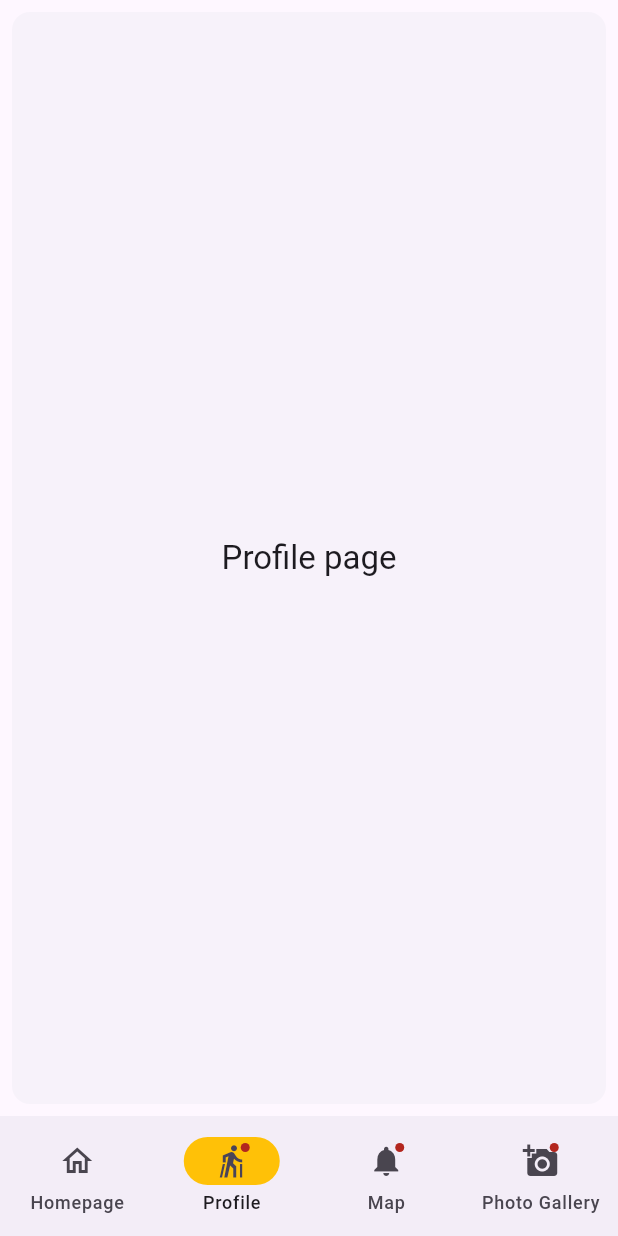
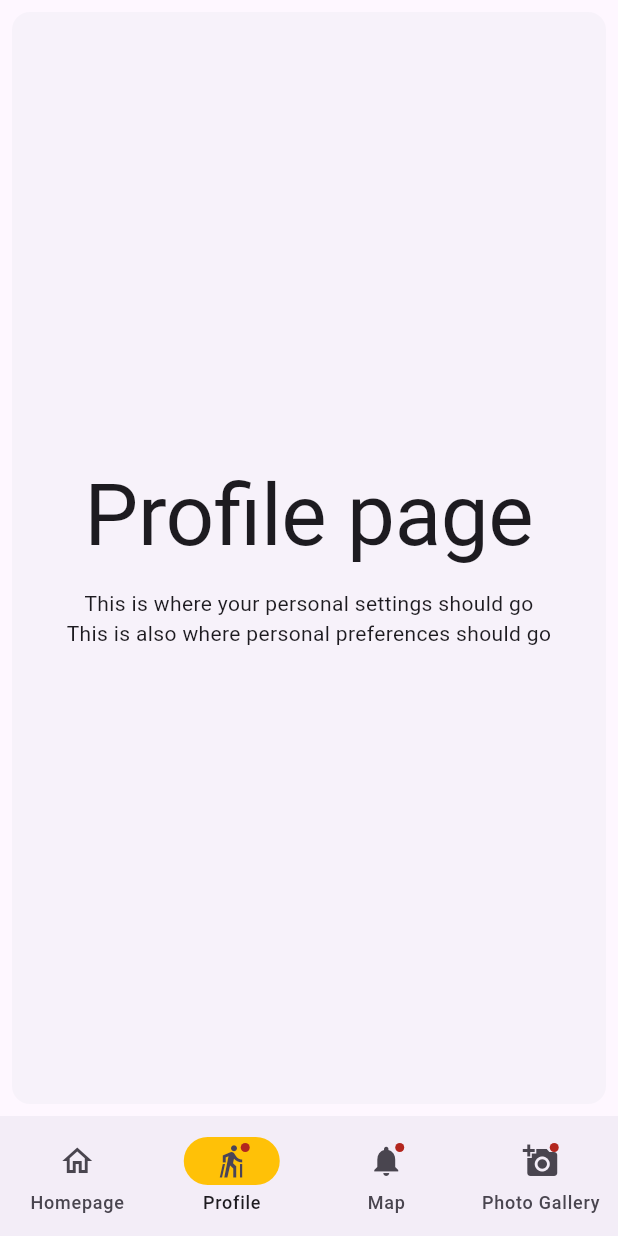
Before and after one commit to tnash321/hikatra2, a Flutter app: the screen it shows after launch, item 2 of the bottom bar chosen, on a phone screen of 412 x 824 dp. Run offline on Flutter 3.47's test engine with Material 3 defaults, Android fonts, the phone set to English and light mode, and no system bars.

```diff
--- a/lib/main.dart
+++ b/lib/main.dart
@@ -53,8 +53,9 @@ class _NavigationExampleState extends State<NavigationExample> {
             ),
             label: 'Map',
           ),
-           NavigationDestination(
-            icon: Badge(child: Icon(Icons.add_a_photo),
+          NavigationDestination(
+            icon: Badge(
+              child: Icon(Icons.add_a_photo),
             ),
             label: 'Photo Gallery',
           ),
@@ -75,21 +76,36 @@ class _NavigationExampleState extends State<NavigationExample> {
           ),
         ),
 
-
         //profile page
         Card(
           shadowColor: Colors.transparent,
           margin: const EdgeInsets.all(8.0),
           child: SizedBox.expand(
             child: Center(
-              child: Text(
-                'Profile page',
-                style: theme.textTheme.titleLarge,
+              child: Column(
+                mainAxisAlignment: MainAxisAlignment.center,
+                crossAxisAlignment: CrossAxisAlignment.center,
+                children: [
+                  Text(
+                    'Profile page',
+                    style: theme.textTheme.displayLarge,
+                  ),
+                  const SizedBox(height: 16),
+                  Text(
+                    'This is where your personal settings should go',
+                    style: theme.textTheme.bodyMedium,
+                    textAlign: TextAlign.center,
+                  ),
+                  Text(
+                    'This is also where personal preferences should go',
+                    style: theme.textTheme.bodyMedium,
+                    textAlign: TextAlign.center,
+                  ),
+                ],
               ),
             ),
           ),
         ),
-
 
         /// Map page
         const Padding(
```
Also changed, not shown: 1 other file.
